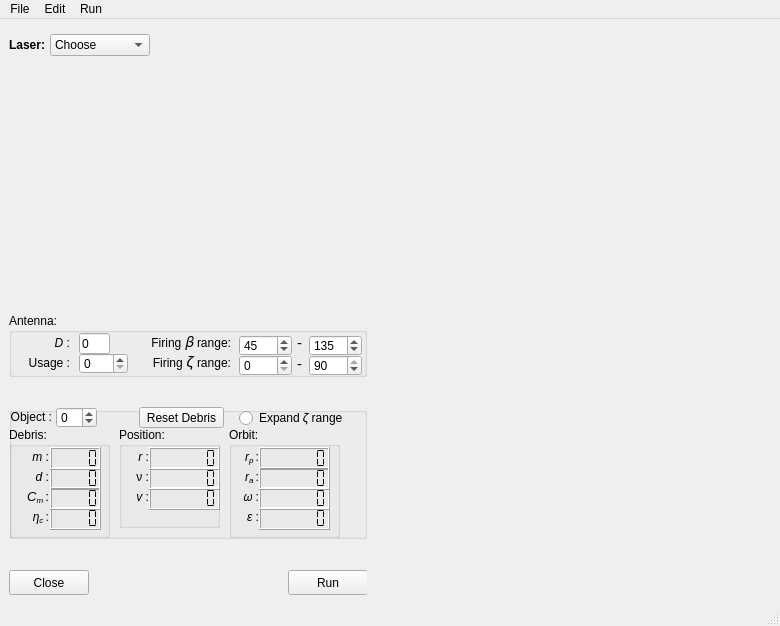
Qt form LODR3/Subsystems/ui_Files/GUI.ui (kajsaER/LODR) before a commit.
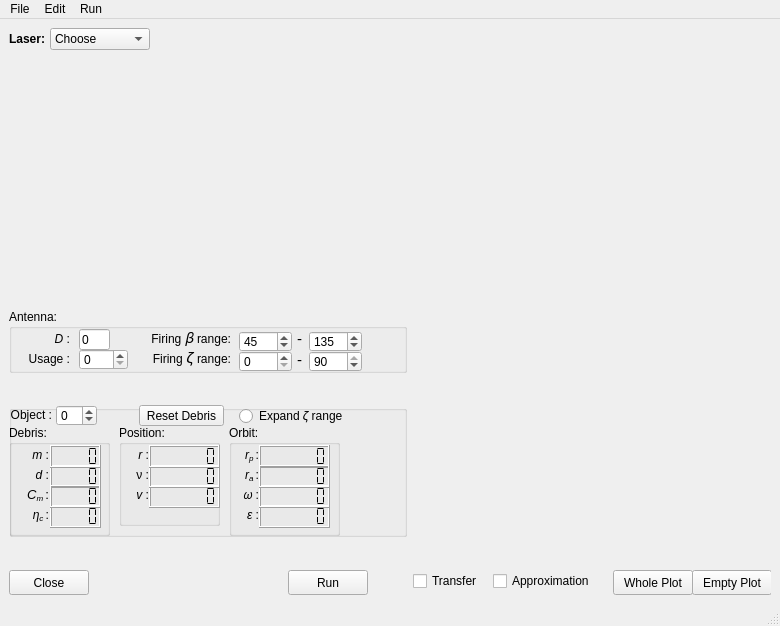
The same form after that commit.

Commit message: Plot and fire working without multiple find orbit usages

Patch:
```diff
--- a/LODR3/Subsystems/ui_Files/GUI.ui
+++ b/LODR3/Subsystems/ui_Files/GUI.ui
@@ -21,7 +21,7 @@
   </property>
   <widget class="QWidget" name="central_widget">
    <layout class="QGridLayout" name="gridLayout">
-    <item row="7" column="0">
+    <item row="6" column="0">
      <spacer name="verticalSpacer_3">
       <property name="orientation">
        <enum>Qt::Vertical</enum>
@@ -34,22 +34,96 @@
       </property>
      </spacer>
     </item>
-    <item row="1" column="1">
-     <widget class="QComboBox" name="laserType">
-      <property name="maximumSize">
+    <item row="7" column="3">
+     <widget class="QWidget" name="widget_2" native="true">
+      <property name="minimumSize">
        <size>
-        <width>100</width>
-        <height>16777215</height>
+        <width>358</width>
+        <height>25</height>
        </size>
       </property>
-      <item>
+      <widget class="QPushButton" name="WholePlotBtn">
+       <property name="geometry">
+        <rect>
+         <x>200</x>
+         <y>0</y>
+         <width>80</width>
+         <height>25</height>
+        </rect>
+       </property>
+       <property name="minimumSize">
+        <size>
+         <width>80</width>
+         <height>25</height>
+        </size>
+       </property>
+       <property name="maximumSize">
+        <size>
+         <width>80</width>
+         <height>25</height>
+        </size>
+       </property>
+       <property name="whatsThis">
+        <string>Show plot of the full orbit</string>
+       </property>
        <property name="text">
-        <string>Choose</string>
+        <string>Whole Plot</string>
        </property>
-      </item>
+      </widget>
+      <widget class="QPushButton" name="EmptyPlotBtn">
+       <property name="geometry">
+        <rect>
+         <x>279</x>
+         <y>0</y>
+         <width>80</width>
+         <height>25</height>
+        </rect>
+       </property>
+       <property name="minimumSize">
+        <size>
+         <width>80</width>
+         <height>25</height>
+        </size>
+       </property>
+       <property name="maximumSize">
+        <size>
+         <width>80</width>
+         <height>25</height>
+        </size>
+       </property>
+       <property name="text">
+        <string>Empty Plot</string>
+       </property>
+      </widget>
+      <widget class="QCheckBox" name="pltTransfer">
+       <property name="geometry">
+        <rect>
+         <x>0</x>
+         <y>0</y>
+         <width>81</width>
+         <height>22</height>
+        </rect>
+       </property>
+       <property name="text">
+        <string>Transfer</string>
+       </property>
+      </widget>
+      <widget class="QCheckBox" name="pltApprox">
+       <property name="geometry">
+        <rect>
+         <x>80</x>
+         <y>0</y>
+         <width>111</width>
+         <height>22</height>
+        </rect>
+       </property>
+       <property name="text">
+        <string>Approximation</string>
+       </property>
+      </widget>
      </widget>
     </item>
-    <item row="3" column="0">
+    <item row="2" column="0">
      <spacer name="verticalSpacer_2">
       <property name="orientation">
        <enum>Qt::Vertical</enum>
@@ -62,7 +136,363 @@
       </property>
      </spacer>
     </item>
-    <item row="6" column="0" colspan="3">
+    <item row="7" column="0" colspan="3">
+     <widget class="QWidget" name="widget" native="true">
+      <property name="minimumSize">
+       <size>
+        <width>358</width>
+        <height>25</height>
+       </size>
+      </property>
+      <widget class="QPushButton" name="closeBtn">
+       <property name="geometry">
+        <rect>
+         <x>0</x>
+         <y>0</y>
+         <width>80</width>
+         <height>25</height>
+        </rect>
+       </property>
+       <property name="minimumSize">
+        <size>
+         <width>80</width>
+         <height>25</height>
+        </size>
+       </property>
+       <property name="maximumSize">
+        <size>
+         <width>80</width>
+         <height>25</height>
+        </size>
+       </property>
+       <property name="text">
+        <string>Close</string>
+       </property>
+      </widget>
+      <widget class="QPushButton" name="runBtn">
+       <property name="geometry">
+        <rect>
+         <x>279</x>
+         <y>0</y>
+         <width>80</width>
+         <height>25</height>
+        </rect>
+       </property>
+       <property name="minimumSize">
+        <size>
+         <width>80</width>
+         <height>25</height>
+        </size>
+       </property>
+       <property name="maximumSize">
+        <size>
+         <width>80</width>
+         <height>25</height>
+        </size>
+       </property>
+       <property name="text">
+        <string>Run</string>
+       </property>
+      </widget>
+     </widget>
+    </item>
+    <item row="0" column="0">
+     <widget class="QLabel" name="label_laser">
+      <property name="minimumSize">
+       <size>
+        <width>35</width>
+        <height>0</height>
+       </size>
+      </property>
+      <property name="maximumSize">
+       <size>
+        <width>35</width>
+        <height>16777215</height>
+       </size>
+      </property>
+      <property name="text">
+       <string>&lt;html&gt;&lt;head/&gt;&lt;body&gt;&lt;p&gt;&lt;span style=&quot; font-weight:600;&quot;&gt;Laser: &lt;/span&gt;&lt;/p&gt;&lt;/body&gt;&lt;/html&gt;</string>
+      </property>
+     </widget>
+    </item>
+    <item row="1" column="0" colspan="3">
+     <widget class="QWidget" name="laserwidget" native="true">
+      <property name="enabled">
+       <bool>true</bool>
+      </property>
+      <property name="sizePolicy">
+       <sizepolicy hsizetype="Preferred" vsizetype="Preferred">
+        <horstretch>0</horstretch>
+        <verstretch>0</verstretch>
+       </sizepolicy>
+      </property>
+      <property name="minimumSize">
+       <size>
+        <width>358</width>
+        <height>220</height>
+       </size>
+      </property>
+     </widget>
+    </item>
+    <item row="0" column="3" rowspan="7">
+     <layout class="QVBoxLayout" name="plotLayout">
+      <property name="spacing">
+       <number>0</number>
+      </property>
+      <property name="sizeConstraint">
+       <enum>QLayout::SetMinimumSize</enum>
+      </property>
+     </layout>
+    </item>
+    <item row="4" column="0">
+     <spacer name="verticalSpacer">
+      <property name="orientation">
+       <enum>Qt::Vertical</enum>
+      </property>
+      <property name="sizeHint" stdset="0">
+       <size>
+        <width>20</width>
+        <height>36</height>
+       </size>
+      </property>
+     </spacer>
+    </item>
+    <item row="3" column="0" colspan="3">
+     <widget class="QGroupBox" name="groupBox">
+      <property name="minimumSize">
+       <size>
+        <width>200</width>
+        <height>64</height>
+       </size>
+      </property>
+      <property name="title">
+       <string>Antenna:</string>
+      </property>
+      <widget class="QLabel" name="Dlabel">
+       <property name="geometry">
+        <rect>
+         <x>30</x>
+         <y>20</y>
+         <width>31</width>
+         <height>21</height>
+        </rect>
+       </property>
+       <property name="text">
+        <string>&lt;html&gt;&lt;head/&gt;&lt;body&gt;&lt;p align=&quot;right&quot;&gt;&lt;span style=&quot; font-style:italic;&quot;&gt;D&lt;/span&gt; :&lt;/p&gt;&lt;/body&gt;&lt;/html&gt;</string>
+       </property>
+      </widget>
+      <widget class="QLineEdit" name="antennaD">
+       <property name="geometry">
+        <rect>
+         <x>70</x>
+         <y>20</y>
+         <width>31</width>
+         <height>21</height>
+        </rect>
+       </property>
+       <property name="inputMethodHints">
+        <set>Qt::ImhFormattedNumbersOnly</set>
+       </property>
+       <property name="inputMask">
+        <string/>
+       </property>
+       <property name="text">
+        <string comment="textdisambiguation" extracomment="textcomment">0</string>
+       </property>
+       <property name="dragEnabled">
+        <bool>false</bool>
+       </property>
+       <property name="placeholderText">
+        <string comment="placeholdertextdisam" extracomment="placecomment"/>
+       </property>
+      </widget>
+      <widget class="QSpinBox" name="antennaEff">
+       <property name="geometry">
+        <rect>
+         <x>70</x>
+         <y>40</y>
+         <width>49</width>
+         <height>21</height>
+        </rect>
+       </property>
+       <property name="wrapping">
+        <bool>false</bool>
+       </property>
+       <property name="suffix">
+        <string comment="%"/>
+       </property>
+       <property name="maximum">
+        <number>100</number>
+       </property>
+      </widget>
+      <widget class="QLabel" name="Usagelabel">
+       <property name="geometry">
+        <rect>
+         <x>0</x>
+         <y>40</y>
+         <width>61</width>
+         <height>21</height>
+        </rect>
+       </property>
+       <property name="text">
+        <string>&lt;html&gt;&lt;head/&gt;&lt;body&gt;&lt;p align=&quot;right&quot;&gt;Usage :&lt;/p&gt;&lt;/body&gt;&lt;/html&gt;</string>
+       </property>
+      </widget>
+      <widget class="QLabel" name="betarangelabel">
+       <property name="geometry">
+        <rect>
+         <x>130</x>
+         <y>20</y>
+         <width>92</width>
+         <height>21</height>
+        </rect>
+       </property>
+       <property name="text">
+        <string>&lt;html&gt;&lt;head/&gt;&lt;body&gt;&lt;p align=&quot;right&quot;&gt;Firing&lt;span style=&quot; font-size:11pt;&quot;&gt; 𝛽&lt;/span&gt; range:&lt;/p&gt;&lt;/body&gt;&lt;/html&gt;</string>
+       </property>
+      </widget>
+      <widget class="QLabel" name="zetarangelabel">
+       <property name="geometry">
+        <rect>
+         <x>130</x>
+         <y>40</y>
+         <width>92</width>
+         <height>21</height>
+        </rect>
+       </property>
+       <property name="text">
+        <string>&lt;html&gt;&lt;head/&gt;&lt;body&gt;&lt;p align=&quot;right&quot;&gt;Firing&lt;span style=&quot; font-size:11pt;&quot;&gt; 𝜁&lt;/span&gt; range:&lt;/p&gt;&lt;/body&gt;&lt;/html&gt;</string>
+       </property>
+      </widget>
+      <widget class="QSpinBox" name="beta_min">
+       <property name="geometry">
+        <rect>
+         <x>230</x>
+         <y>22</y>
+         <width>53</width>
+         <height>21</height>
+        </rect>
+       </property>
+       <property name="wrapping">
+        <bool>false</bool>
+       </property>
+       <property name="suffix">
+        <string comment="%"/>
+       </property>
+       <property name="prefix">
+        <string/>
+       </property>
+       <property name="maximum">
+        <number>180</number>
+       </property>
+       <property name="value">
+        <number>45</number>
+       </property>
+      </widget>
+      <widget class="QSpinBox" name="beta_max">
+       <property name="geometry">
+        <rect>
+         <x>300</x>
+         <y>22</y>
+         <width>53</width>
+         <height>21</height>
+        </rect>
+       </property>
+       <property name="wrapping">
+        <bool>false</bool>
+       </property>
+       <property name="suffix">
+        <string comment="%"/>
+       </property>
+       <property name="maximum">
+        <number>180</number>
+       </property>
+       <property name="value">
+        <number>135</number>
+       </property>
+      </widget>
+      <widget class="QLabel" name="label">
+       <property name="geometry">
+        <rect>
+         <x>288</x>
+         <y>21</y>
+         <width>7</width>
+         <height>17</height>
+        </rect>
+       </property>
+       <property name="text">
+        <string>&lt;html&gt;&lt;head/&gt;&lt;body&gt;&lt;p&gt;&lt;span style=&quot; font-size:11pt;&quot;&gt;-&lt;/span&gt;&lt;/p&gt;&lt;/body&gt;&lt;/html&gt;</string>
+       </property>
+      </widget>
+      <widget class="QSpinBox" name="zeta_max">
+       <property name="geometry">
+        <rect>
+         <x>300</x>
+         <y>42</y>
+         <width>53</width>
+         <height>21</height>
+        </rect>
+       </property>
+       <property name="sizePolicy">
+        <sizepolicy hsizetype="Minimum" vsizetype="Fixed">
+         <horstretch>0</horstretch>
+         <verstretch>0</verstretch>
+        </sizepolicy>
+       </property>
+       <property name="maximumSize">
+        <size>
+         <width>16777215</width>
+         <height>16777215</height>
+        </size>
+       </property>
+       <property name="wrapping">
+        <bool>false</bool>
+       </property>
+       <property name="suffix">
+        <string comment="%"/>
+       </property>
+       <property name="maximum">
+        <number>90</number>
+       </property>
+       <property name="value">
+        <number>90</number>
+       </property>
+      </widget>
+      <widget class="QLabel" name="label_2">
+       <property name="geometry">
+        <rect>
+         <x>288</x>
+         <y>42</y>
+         <width>7</width>
+         <height>17</height>
+        </rect>
+       </property>
+       <property name="text">
+        <string>&lt;html&gt;&lt;head/&gt;&lt;body&gt;&lt;p&gt;&lt;span style=&quot; font-size:11pt;&quot;&gt;-&lt;/span&gt;&lt;/p&gt;&lt;/body&gt;&lt;/html&gt;</string>
+       </property>
+      </widget>
+      <widget class="QSpinBox" name="zeta_min">
+       <property name="geometry">
+        <rect>
+         <x>230</x>
+         <y>42</y>
+         <width>53</width>
+         <height>21</height>
+        </rect>
+       </property>
+       <property name="wrapping">
+        <bool>false</bool>
+       </property>
+       <property name="suffix">
+        <string comment="%"/>
+       </property>
+       <property name="maximum">
+        <number>90</number>
+       </property>
+      </widget>
+     </widget>
+    </item>
+    <item row="5" column="0" colspan="3">
      <widget class="QGroupBox" name="groupBox_2">
       <property name="minimumSize">
        <size>
@@ -494,360 +924,19 @@
       </widget>
      </widget>
     </item>
-    <item row="5" column="0">
-     <spacer name="verticalSpacer">
-      <property name="orientation">
-       <enum>Qt::Vertical</enum>
-      </property>
-      <property name="sizeHint" stdset="0">
-       <size>
-        <width>20</width>
-        <height>36</height>
-       </size>
-      </property>
-     </spacer>
-    </item>
-    <item row="1" column="0">
-     <widget class="QLabel" name="label_laser">
-      <property name="minimumSize">
-       <size>
-        <width>35</width>
-        <height>0</height>
-       </size>
-      </property>
+    <item row="0" column="1">
+     <widget class="QComboBox" name="laserType">
       <property name="maximumSize">
        <size>
-        <width>35</width>
+        <width>100</width>
         <height>16777215</height>
        </size>
       </property>
-      <property name="text">
-       <string>&lt;html&gt;&lt;head/&gt;&lt;body&gt;&lt;p&gt;&lt;span style=&quot; font-weight:600;&quot;&gt;Laser: &lt;/span&gt;&lt;/p&gt;&lt;/body&gt;&lt;/html&gt;</string>
-      </property>
-     </widget>
-    </item>
-    <item row="2" column="0" colspan="3">
-     <widget class="QWidget" name="laserwidget" native="true">
-      <property name="enabled">
-       <bool>true</bool>
-      </property>
-      <property name="sizePolicy">
-       <sizepolicy hsizetype="Preferred" vsizetype="Preferred">
-        <horstretch>0</horstretch>
-        <verstretch>0</verstretch>
-       </sizepolicy>
-      </property>
-      <property name="minimumSize">
-       <size>
-        <width>358</width>
-        <height>220</height>
-       </size>
-      </property>
-     </widget>
-    </item>
-    <item row="8" column="0" colspan="3">
-     <widget class="QWidget" name="widget" native="true">
-      <property name="minimumSize">
-       <size>
-        <width>358</width>
-        <height>25</height>
-       </size>
-      </property>
-      <widget class="QPushButton" name="closeBtn">
-       <property name="geometry">
-        <rect>
-         <x>0</x>
-         <y>0</y>
-         <width>80</width>
-         <height>25</height>
-        </rect>
-       </property>
-       <property name="minimumSize">
-        <size>
-         <width>80</width>
-         <height>25</height>
-        </size>
-       </property>
-       <property name="maximumSize">
-        <size>
-         <width>80</width>
-         <height>25</height>
-        </size>
-       </property>
+      <item>
        <property name="text">
-        <string>Close</string>
+        <string>Choose</string>
        </property>
-      </widget>
-      <widget class="QPushButton" name="runBtn">
-       <property name="geometry">
-        <rect>
-         <x>279</x>
-         <y>0</y>
-         <width>80</width>
-         <height>25</height>
-        </rect>
-       </property>
-       <property name="minimumSize">
-        <size>
-         <width>80</width>
-         <height>25</height>
-        </size>
-       </property>
-       <property name="maximumSize">
-        <size>
-         <width>80</width>
-         <height>25</height>
-        </size>
-       </property>
-       <property name="text">
-        <string>Run</string>
-       </property>
-      </widget>
-     </widget>
-    </item>
-    <item row="0" column="3" rowspan="9" colspan="2">
-     <layout class="QVBoxLayout" name="plotLayout">
-      <property name="spacing">
-       <number>0</number>
-      </property>
-      <property name="sizeConstraint">
-       <enum>QLayout::SetMinimumSize</enum>
-      </property>
-     </layout>
-    </item>
-    <item row="4" column="0" colspan="3">
-     <widget class="QGroupBox" name="groupBox">
-      <property name="minimumSize">
-       <size>
-        <width>200</width>
-        <height>64</height>
-       </size>
-      </property>
-      <property name="title">
-       <string>Antenna:</string>
-      </property>
-      <widget class="QLabel" name="Dlabel">
-       <property name="geometry">
-        <rect>
-         <x>30</x>
-         <y>20</y>
-         <width>31</width>
-         <height>21</height>
-        </rect>
-       </property>
-       <property name="text">
-        <string>&lt;html&gt;&lt;head/&gt;&lt;body&gt;&lt;p align=&quot;right&quot;&gt;&lt;span style=&quot; font-style:italic;&quot;&gt;D&lt;/span&gt; :&lt;/p&gt;&lt;/body&gt;&lt;/html&gt;</string>
-       </property>
-      </widget>
-      <widget class="QLineEdit" name="antennaD">
-       <property name="geometry">
-        <rect>
-         <x>70</x>
-         <y>20</y>
-         <width>31</width>
-         <height>21</height>
-        </rect>
-       </property>
-       <property name="inputMethodHints">
-        <set>Qt::ImhFormattedNumbersOnly</set>
-       </property>
-       <property name="inputMask">
-        <string/>
-       </property>
-       <property name="text">
-        <string comment="textdisambiguation" extracomment="textcomment">0</string>
-       </property>
-       <property name="dragEnabled">
-        <bool>false</bool>
-       </property>
-       <property name="placeholderText">
-        <string comment="placeholdertextdisam" extracomment="placecomment"/>
-       </property>
-      </widget>
-      <widget class="QSpinBox" name="antennaEff">
-       <property name="geometry">
-        <rect>
-         <x>70</x>
-         <y>40</y>
-         <width>49</width>
-         <height>21</height>
-        </rect>
-       </property>
-       <property name="wrapping">
-        <bool>false</bool>
-       </property>
-       <property name="suffix">
-        <string comment="%"/>
-       </property>
-       <property name="maximum">
-        <number>100</number>
-       </property>
-      </widget>
-      <widget class="QLabel" name="Usagelabel">
-       <property name="geometry">
-        <rect>
-         <x>0</x>
-         <y>40</y>
-         <width>61</width>
-         <height>21</height>
-        </rect>
-       </property>
-       <property name="text">
-        <string>&lt;html&gt;&lt;head/&gt;&lt;body&gt;&lt;p align=&quot;right&quot;&gt;Usage :&lt;/p&gt;&lt;/body&gt;&lt;/html&gt;</string>
-       </property>
-      </widget>
-      <widget class="QLabel" name="betarangelabel">
-       <property name="geometry">
-        <rect>
-         <x>130</x>
-         <y>20</y>
-         <width>92</width>
-         <height>21</height>
-        </rect>
-       </property>
-       <property name="text">
-        <string>&lt;html&gt;&lt;head/&gt;&lt;body&gt;&lt;p align=&quot;right&quot;&gt;Firing&lt;span style=&quot; font-size:11pt;&quot;&gt; 𝛽&lt;/span&gt; range:&lt;/p&gt;&lt;/body&gt;&lt;/html&gt;</string>
-       </property>
-      </widget>
-      <widget class="QLabel" name="zetarangelabel">
-       <property name="geometry">
-        <rect>
-         <x>130</x>
-         <y>40</y>
-         <width>92</width>
-         <height>21</height>
-        </rect>
-       </property>
-       <property name="text">
-        <string>&lt;html&gt;&lt;head/&gt;&lt;body&gt;&lt;p align=&quot;right&quot;&gt;Firing&lt;span style=&quot; font-size:11pt;&quot;&gt; 𝜁&lt;/span&gt; range:&lt;/p&gt;&lt;/body&gt;&lt;/html&gt;</string>
-       </property>
-      </widget>
-      <widget class="QSpinBox" name="beta_min">
-       <property name="geometry">
-        <rect>
-         <x>230</x>
-         <y>22</y>
-         <width>53</width>
-         <height>21</height>
-        </rect>
-       </property>
-       <property name="wrapping">
-        <bool>false</bool>
-       </property>
-       <property name="suffix">
-        <string comment="%"/>
-       </property>
-       <property name="prefix">
-        <string/>
-       </property>
-       <property name="maximum">
-        <number>180</number>
-       </property>
-       <property name="value">
-        <number>45</number>
-       </property>
-      </widget>
-      <widget class="QSpinBox" name="beta_max">
-       <property name="geometry">
-        <rect>
-         <x>300</x>
-         <y>22</y>
-         <width>53</width>
-         <height>21</height>
-        </rect>
-       </property>
-       <property name="wrapping">
-        <bool>false</bool>
-       </property>
-       <property name="suffix">
-        <string comment="%"/>
-       </property>
-       <property name="maximum">
-        <number>180</number>
-       </property>
-       <property name="value">
-        <number>135</number>
-       </property>
-      </widget>
-      <widget class="QLabel" name="label">
-       <property name="geometry">
-        <rect>
-         <x>288</x>
-         <y>21</y>
-         <width>7</width>
-         <height>17</height>
-        </rect>
-       </property>
-       <property name="text">
-        <string>&lt;html&gt;&lt;head/&gt;&lt;body&gt;&lt;p&gt;&lt;span style=&quot; font-size:11pt;&quot;&gt;-&lt;/span&gt;&lt;/p&gt;&lt;/body&gt;&lt;/html&gt;</string>
-       </property>
-      </widget>
-      <widget class="QSpinBox" name="zeta_max">
-       <property name="geometry">
-        <rect>
-         <x>300</x>
-         <y>42</y>
-         <width>53</width>
-         <height>21</height>
-        </rect>
-       </property>
-       <property name="sizePolicy">
-        <sizepolicy hsizetype="Minimum" vsizetype="Fixed">
-         <horstretch>0</horstretch>
-         <verstretch>0</verstretch>
-        </sizepolicy>
-       </property>
-       <property name="maximumSize">
-        <size>
-         <width>16777215</width>
-         <height>16777215</height>
-        </size>
-       </property>
-       <property name="wrapping">
-        <bool>false</bool>
-       </property>
-       <property name="suffix">
-        <string comment="%"/>
-       </property>
-       <property name="maximum">
-        <number>90</number>
-       </property>
-       <property name="value">
-        <number>90</number>
-       </property>
-      </widget>
-      <widget class="QLabel" name="label_2">
-       <property name="geometry">
-        <rect>
-         <x>288</x>
-         <y>42</y>
-         <width>7</width>
-         <height>17</height>
-        </rect>
-       </property>
-       <property name="text">
-        <string>&lt;html&gt;&lt;head/&gt;&lt;body&gt;&lt;p&gt;&lt;span style=&quot; font-size:11pt;&quot;&gt;-&lt;/span&gt;&lt;/p&gt;&lt;/body&gt;&lt;/html&gt;</string>
-       </property>
-      </widget>
-      <widget class="QSpinBox" name="zeta_min">
-       <property name="geometry">
-        <rect>
-         <x>230</x>
-         <y>42</y>
-         <width>53</width>
-         <height>21</height>
-        </rect>
-       </property>
-       <property name="wrapping">
-        <bool>false</bool>
-       </property>
-       <property name="suffix">
-        <string comment="%"/>
-       </property>
-       <property name="maximum">
-        <number>90</number>
-       </property>
-      </widget>
+      </item>
      </widget>
     </item>
    </layout>
```
Left out of the diff: 1 changed line with no effect on the pictures. The commit also changes 7 other files.
